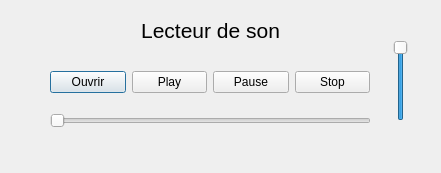
Qt form fenetre/formLecteurMusique.ui (helarion/Application-JDR) before a commit.
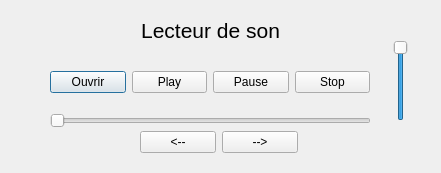
The same form after that commit.

The edit to the form file:
```diff
--- a/fenetre/formLecteurMusique.ui
+++ b/fenetre/formLecteurMusique.ui
@@ -103,6 +103,32 @@
     </item>
    </layout>
   </widget>
+  <widget class="QWidget" name="">
+   <property name="geometry">
+    <rect>
+     <x>140</x>
+     <y>130</y>
+     <width>158</width>
+     <height>25</height>
+    </rect>
+   </property>
+   <layout class="QHBoxLayout" name="horizontalLayout_2">
+    <item>
+     <widget class="QPushButton" name="PreviousButton">
+      <property name="text">
+       <string>&lt;--</string>
+      </property>
+     </widget>
+    </item>
+    <item>
+     <widget class="QPushButton" name="NextButton">
+      <property name="text">
+       <string>--&gt;</string>
+      </property>
+     </widget>
+    </item>
+   </layout>
+  </widget>
  </widget>
  <resources/>
  <connections/>
```
